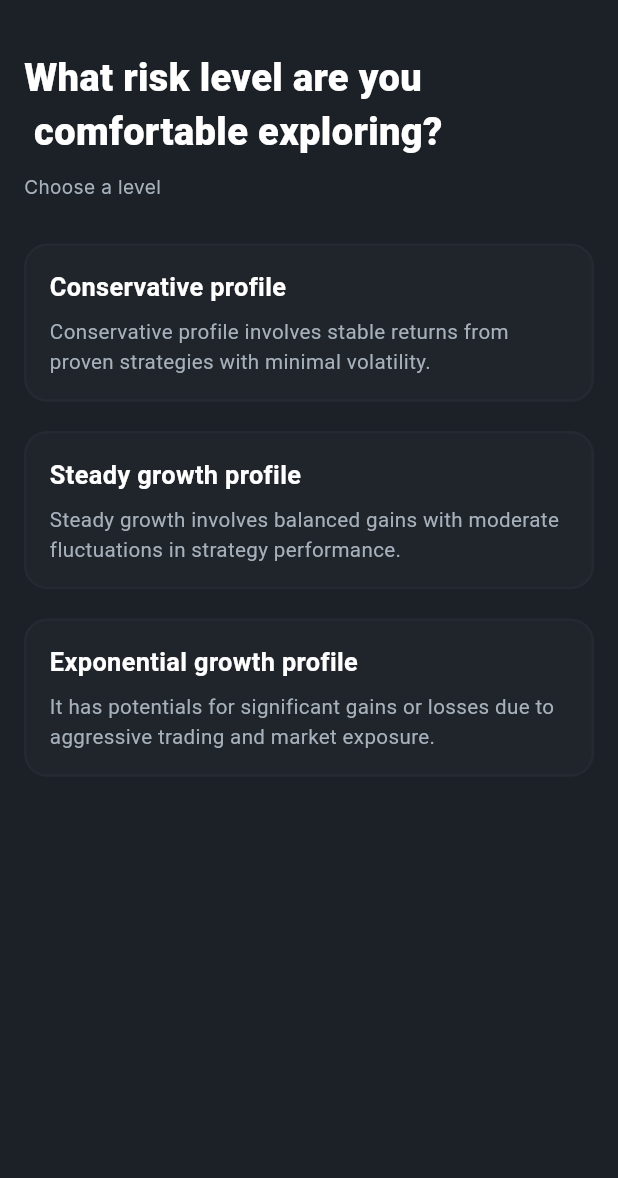
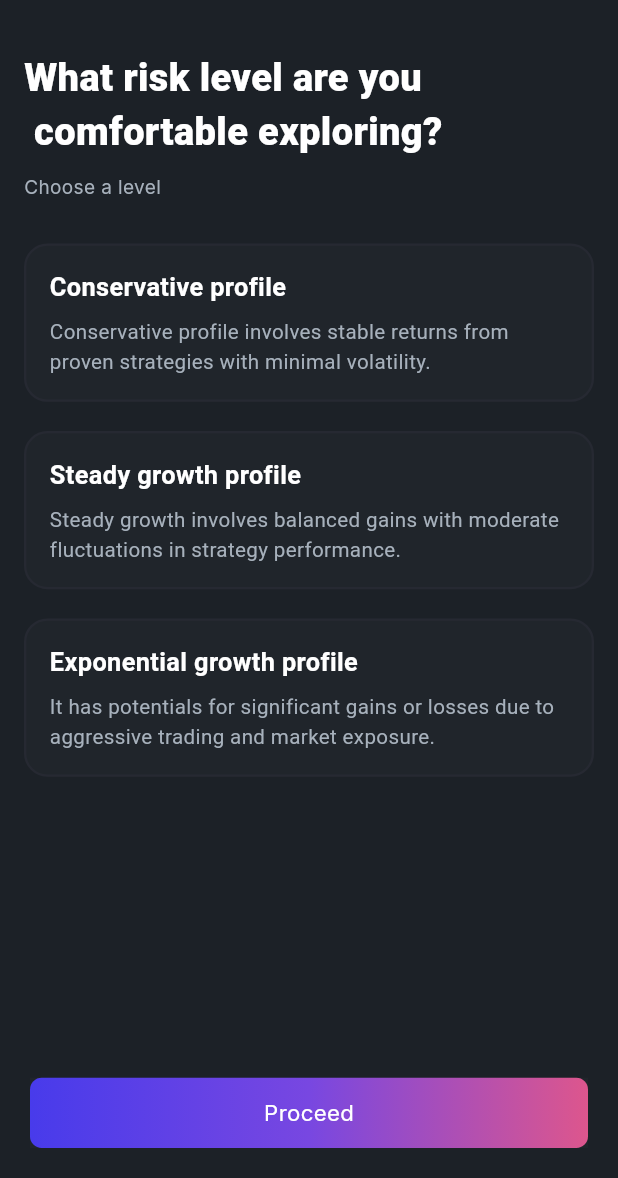
Before and after one commit to AyomideCharles/roqqu, a Flutter app: the CopyTradingRisk screen opened directly, on a phone screen of 412 x 824 dp, the part 58-1236 px from its top. Run offline on Flutter 3.47's test engine with Material 3 defaults, Android fonts, the light colour scheme and no system bars; our stand-ins replace flutter_screenutil, get, google_fonts, iconsax_flutter.

Commit message:
chore: pushing current update

```diff
--- a/lib/views/trade/copy_trading_risk.dart
+++ b/lib/views/trade/copy_trading_risk.dart
@@ -1,9 +1,11 @@
 import 'package:flutter/material.dart';
 import 'package:flutter_screenutil/flutter_screenutil.dart';
-import 'package:google_fonts/google_fonts.dart';
+import 'package:get/get.dart';
 import 'package:roqqu_task/shared_widgets/custom_app_bar.dart';
-import 'package:roqqu_task/utils/app_colors.dart';
+import 'package:roqqu_task/shared_widgets/custom_button.dart';
 import 'package:roqqu_task/utils/app_text_styles.dart';
+import 'package:roqqu_task/views/trade/copy_trading_dashboard.dart';
+import '../widgets/risk_level_card.dart';
 
 class CopyTradingRisk extends StatefulWidget {
   const CopyTradingRisk({super.key});
@@ -71,62 +73,13 @@ class _CopyTradingRiskState extends State<CopyTradingRisk> {
           ],
         ),
       ),
-    );
-  }
-}
-
-class RiskLevelCard extends StatelessWidget {
-  final String title;
-  final String description;
-  final bool isSelected;
-  final VoidCallback onTap;
-
-  const RiskLevelCard({
-    super.key,
-    required this.title,
-    required this.description,
-    required this.isSelected,
-    required this.onTap,
-  });
-
-  @override
-  Widget build(BuildContext context) {
-    return GestureDetector(
-      onTap: onTap,
-      child: Container(
-        width: double.infinity,
-        height: 108.h,
-        padding: EdgeInsets.all(16.r),
-        decoration: BoxDecoration(
-          border: Border.all(
-            color: isSelected ? AppColors.blueColor : AppColors.borderColor,
-            width: 1.5,
-          ),
-          color: AppColors.bgColor,
-          borderRadius: BorderRadius.circular(16.r),
-        ),
-        child: Column(
-          crossAxisAlignment: CrossAxisAlignment.start,
-          children: [
-            Text(
-              title,
-              style: GoogleFonts.encodeSans(
-                fontSize: 16.sp,
-                fontWeight: FontWeight.w700,
-                color: const Color(0xFFFFFFFF),
-              ),
-            ),
-            SizedBox(height: 8.h),
-            Text(
-              description,
-              style: GoogleFonts.encodeSans(
-                fontSize: 13.sp,
-                fontWeight: FontWeight.w400,
-                color: AppColors.greyColor,
-              ),
-            ),
-          ],
-        ),
+      bottomNavigationBar: Padding(
+        padding: const EdgeInsets.all(20.0),
+        child: CustomButton(
+            text: 'Proceed',
+            onPressed: () {
+              Get.to(() => const CopyTradingDashboard());
+            }),
       ),
     );
   }
--- /dev/null
+++ b/lib/views/widgets/risk_level_card.dart
@@ -0,0 +1,61 @@
+import 'package:flutter/material.dart';
+import 'package:flutter_screenutil/flutter_screenutil.dart';
+import 'package:google_fonts/google_fonts.dart';
+import '../../utils/app_colors.dart';
+
+class RiskLevelCard extends StatelessWidget {
+  final String title;
+  final String description;
+  final bool isSelected;
+  final VoidCallback onTap;
+
+  const RiskLevelCard({
+    super.key,
+    required this.title,
+    required this.description,
+    required this.isSelected,
+    required this.onTap,
+  });
+
+  @override
+  Widget build(BuildContext context) {
+    return GestureDetector(
+      onTap: onTap,
+      child: Container(
+        width: double.infinity,
+        height: 108.h,
+        padding: EdgeInsets.all(16.r),
+        decoration: BoxDecoration(
+          border: Border.all(
+            color: isSelected ? AppColors.blueColor : AppColors.borderColor,
+            width: 1.5,
+          ),
+          color: AppColors.bgColor,
+          borderRadius: BorderRadius.circular(16.r),
+        ),
+        child: Column(
+          crossAxisAlignment: CrossAxisAlignment.start,
+          children: [
+            Text(
+              title,
+              style: GoogleFonts.encodeSans(
+                fontSize: 16.sp,
+                fontWeight: FontWeight.w700,
+                color: const Color(0xFFFFFFFF),
+              ),
+            ),
+            SizedBox(height: 8.h),
+            Text(
+              description,
+              style: GoogleFonts.encodeSans(
+                fontSize: 13.sp,
+                fontWeight: FontWeight.w400,
+                color: AppColors.greyColor,
+              ),
+            ),
+          ],
+        ),
+      ),
+    );
+  }
+}
```
Also changed, not shown: lib/views/trade/copy_trading_dashboard.dart (added, +234 -0 lines), assets/images/chart.png (added).
